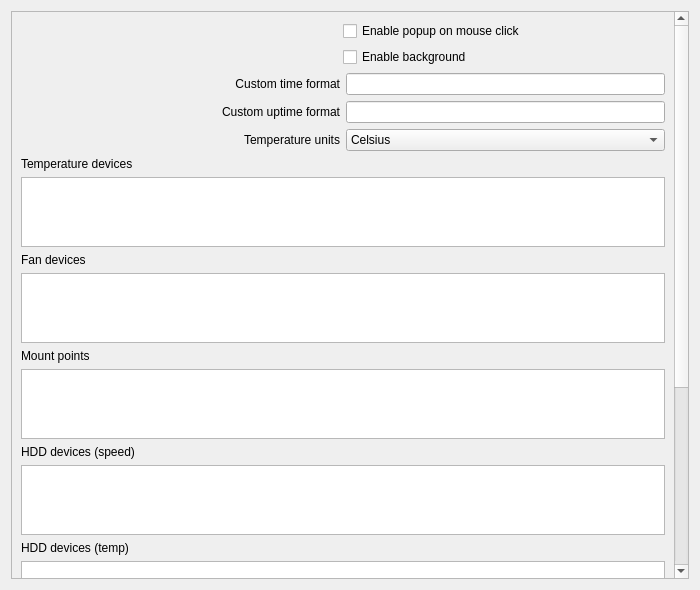
Old version of the form sources/awesome-widget/advanced.ui in the repository arcan1s/awesome-widgets.
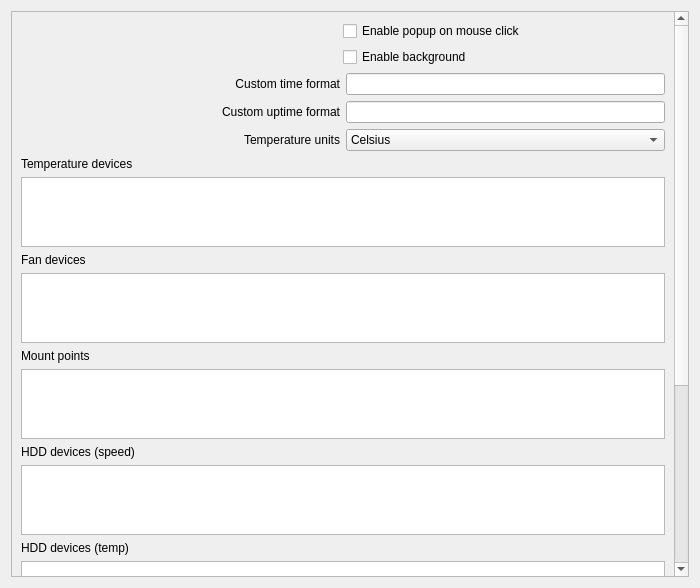
New version of the form.

Commit message: * fix naming * fix notification

The edit to the form file:
```diff
--- a/sources/awesome-widget/advanced.ui
+++ b/sources/awesome-widget/advanced.ui
@@ -7,7 +7,7 @@
     <x>0</x>
     <y>0</y>
     <width>700</width>
-    <height>590</height>
+    <height>588</height>
    </rect>
   </property>
   <property name="sizePolicy">
@@ -41,7 +41,7 @@
       <property name="geometry">
        <rect>
         <x>0</x>
-        <y>0</y>
+        <y>-250</y>
         <width>675</width>
         <height>822</height>
        </rect>
```
Left out of the diff: 6 changed lines with no effect on the pictures. The commit also changes 1 other file.
